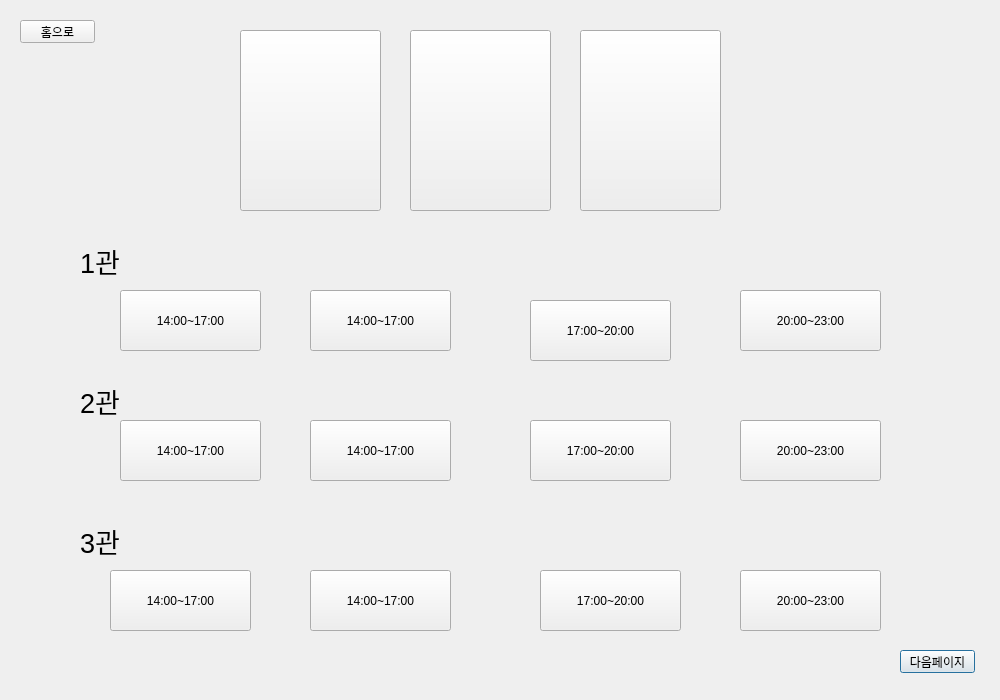
Above: ui/bookpage1.ui from 2sseong/mini_project_2025-03 before the change. Below: the same form after it.
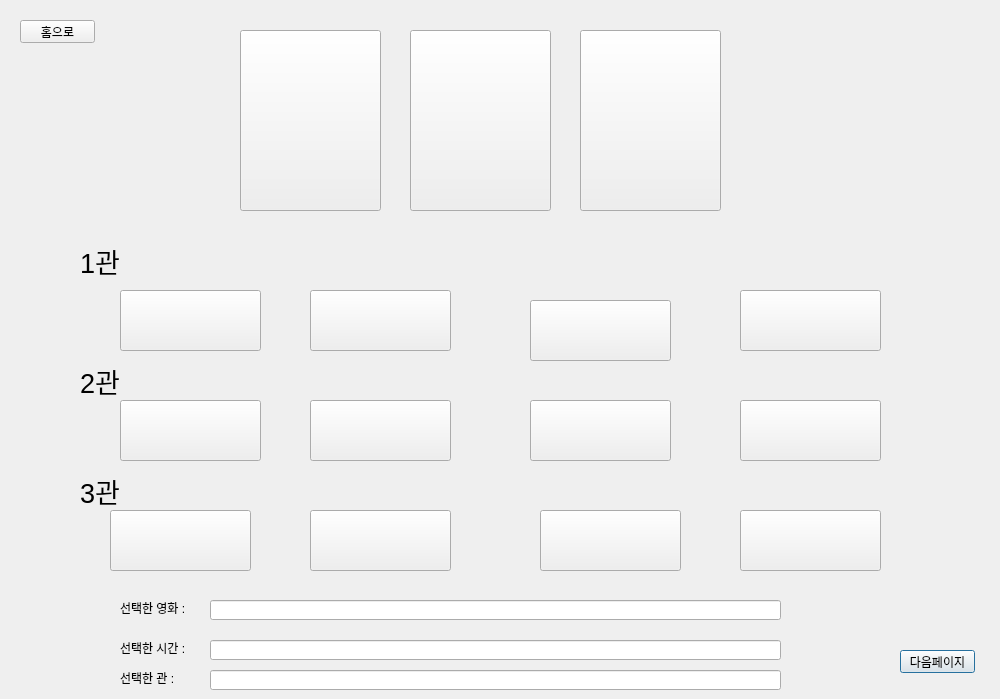
That is the form after the change.

```diff
--- a/ui/bookpage1.ui
+++ b/ui/bookpage1.ui
@@ -7,7 +7,7 @@
     <x>0</x>
     <y>0</y>
     <width>1000</width>
-    <height>700</height>
+    <height>699</height>
    </rect>
   </property>
   <property name="windowTitle">
@@ -82,13 +82,13 @@
    <property name="geometry">
     <rect>
      <x>740</x>
-     <y>420</y>
+     <y>400</y>
      <width>141</width>
      <height>61</height>
     </rect>
    </property>
    <property name="text">
-    <string>20:00~23:00</string>
+    <string/>
    </property>
   </widget>
   <widget class="QPushButton" name="pushButton_10">
@@ -101,20 +101,20 @@
     </rect>
    </property>
    <property name="text">
-    <string>14:00~17:00</string>
+    <string/>
    </property>
   </widget>
   <widget class="QPushButton" name="pushButton_11">
    <property name="geometry">
     <rect>
      <x>120</x>
-     <y>420</y>
+     <y>400</y>
      <width>141</width>
      <height>61</height>
     </rect>
    </property>
    <property name="text">
-    <string>14:00~17:00</string>
+    <string/>
    </property>
   </widget>
   <widget class="QPushButton" name="pushButton">
@@ -127,14 +127,14 @@
     </rect>
    </property>
    <property name="text">
-    <string>14:00~17:00</string>
+    <string/>
    </property>
   </widget>
   <widget class="QLabel" name="three">
    <property name="geometry">
     <rect>
      <x>80</x>
-     <y>520</y>
+     <y>470</y>
      <width>71</width>
      <height>41</height>
     </rect>
@@ -158,72 +158,72 @@
     </rect>
    </property>
    <property name="text">
-    <string>17:00~20:00</string>
+    <string/>
    </property>
   </widget>
   <widget class="QPushButton" name="pushButton_2">
    <property name="geometry">
     <rect>
      <x>310</x>
-     <y>420</y>
+     <y>400</y>
      <width>141</width>
      <height>61</height>
     </rect>
    </property>
    <property name="text">
-    <string>14:00~17:00</string>
+    <string/>
    </property>
   </widget>
   <widget class="QPushButton" name="pushButton_8">
    <property name="geometry">
     <rect>
      <x>740</x>
-     <y>570</y>
+     <y>510</y>
      <width>141</width>
      <height>61</height>
     </rect>
    </property>
    <property name="text">
-    <string>20:00~23:00</string>
+    <string/>
    </property>
   </widget>
   <widget class="QPushButton" name="pushButton_9">
    <property name="geometry">
     <rect>
      <x>540</x>
-     <y>570</y>
+     <y>510</y>
      <width>141</width>
      <height>61</height>
     </rect>
    </property>
    <property name="text">
-    <string>17:00~20:00</string>
+    <string/>
    </property>
   </widget>
   <widget class="QPushButton" name="pushButton_12">
    <property name="geometry">
     <rect>
      <x>110</x>
-     <y>570</y>
+     <y>510</y>
      <width>141</width>
      <height>61</height>
     </rect>
    </property>
    <property name="text">
-    <string>14:00~17:00</string>
+    <string/>
    </property>
   </widget>
   <widget class="QPushButton" name="pushButton_3">
    <property name="geometry">
     <rect>
      <x>310</x>
-     <y>570</y>
+     <y>510</y>
      <width>141</width>
      <height>61</height>
     </rect>
    </property>
    <property name="text">
-    <string>14:00~17:00</string>
+    <string/>
    </property>
   </widget>
   <widget class="QLabel" name="one">
@@ -248,20 +248,20 @@
    <property name="geometry">
     <rect>
      <x>530</x>
-     <y>420</y>
+     <y>400</y>
      <width>141</width>
      <height>61</height>
     </rect>
    </property>
    <property name="text">
-    <string>17:00~20:00</string>
+    <string/>
    </property>
   </widget>
   <widget class="QLabel" name="two">
    <property name="geometry">
     <rect>
      <x>80</x>
-     <y>380</y>
+     <y>360</y>
      <width>71</width>
      <height>41</height>
     </rect>
@@ -285,7 +285,133 @@
     </rect>
    </property>
    <property name="text">
-    <string>20:00~23:00</string>
+    <string/>
+   </property>
+  </widget>
+  <widget class="QLabel" name="name_movie1">
+   <property name="geometry">
+    <rect>
+     <x>240</x>
+     <y>220</y>
+     <width>141</width>
+     <height>21</height>
+    </rect>
+   </property>
+   <property name="text">
+    <string/>
+   </property>
+   <property name="alignment">
+    <set>Qt::AlignCenter</set>
+   </property>
+  </widget>
+  <widget class="QLabel" name="name_movie2">
+   <property name="geometry">
+    <rect>
+     <x>410</x>
+     <y>220</y>
+     <width>141</width>
+     <height>21</height>
+    </rect>
+   </property>
+   <property name="text">
+    <string/>
+   </property>
+   <property name="alignment">
+    <set>Qt::AlignCenter</set>
+   </property>
+  </widget>
+  <widget class="QLabel" name="name_movie3">
+   <property name="geometry">
+    <rect>
+     <x>580</x>
+     <y>220</y>
+     <width>141</width>
+     <height>21</height>
+    </rect>
+   </property>
+   <property name="text">
+    <string/>
+   </property>
+   <property name="alignment">
+    <set>Qt::AlignCenter</set>
+   </property>
+  </widget>
+  <widget class="QLineEdit" name="input_moviename">
+   <property name="geometry">
+    <rect>
+     <x>210</x>
+     <y>600</y>
+     <width>571</width>
+     <height>20</height>
+    </rect>
+   </property>
+   <property name="readOnly">
+    <bool>true</bool>
+   </property>
+  </widget>
+  <widget class="QLineEdit" name="input_movietime">
+   <property name="geometry">
+    <rect>
+     <x>210</x>
+     <y>640</y>
+     <width>571</width>
+     <height>20</height>
+    </rect>
+   </property>
+   <property name="readOnly">
+    <bool>true</bool>
+   </property>
+  </widget>
+  <widget class="QLabel" name="label">
+   <property name="geometry">
+    <rect>
+     <x>120</x>
+     <y>600</y>
+     <width>91</width>
+     <height>16</height>
+    </rect>
+   </property>
+   <property name="text">
+    <string>선택한 영화 : </string>
+   </property>
+  </widget>
+  <widget class="QLabel" name="label_2">
+   <property name="geometry">
+    <rect>
+     <x>120</x>
+     <y>640</y>
+     <width>91</width>
+     <height>16</height>
+    </rect>
+   </property>
+   <property name="text">
+    <string>선택한 시간 : </string>
+   </property>
+  </widget>
+  <widget class="QLabel" name="label_3">
+   <property name="geometry">
+    <rect>
+     <x>120</x>
+     <y>670</y>
+     <width>91</width>
+     <height>16</height>
+    </rect>
+   </property>
+   <property name="text">
+    <string>선택한 관 : </string>
+   </property>
+  </widget>
+  <widget class="QLineEdit" name="input_theater">
+   <property name="geometry">
+    <rect>
+     <x>210</x>
+     <y>670</y>
+     <width>571</width>
+     <height>20</height>
+    </rect>
+   </property>
+   <property name="readOnly">
+    <bool>true</bool>
    </property>
   </widget>
  </widget>
```
Left out of the diff: 24 changed lines with no effect on the pictures.
